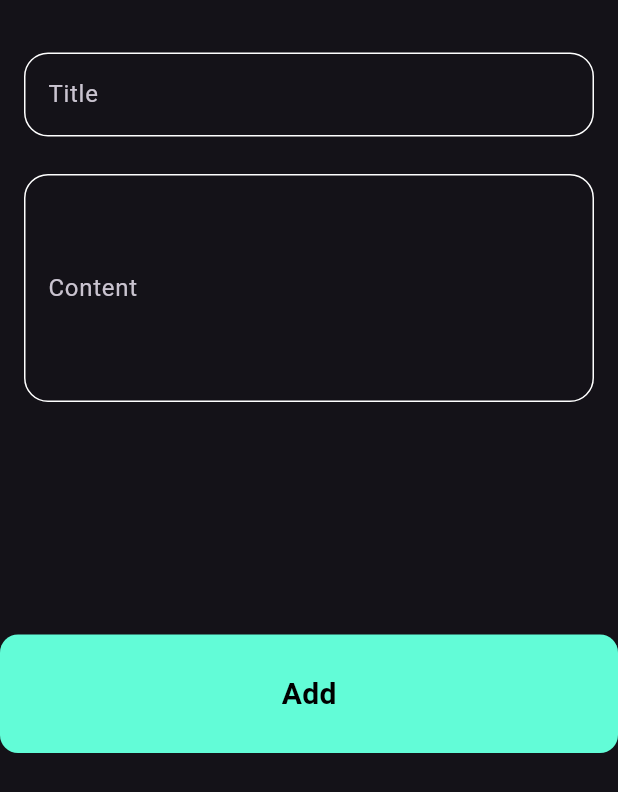
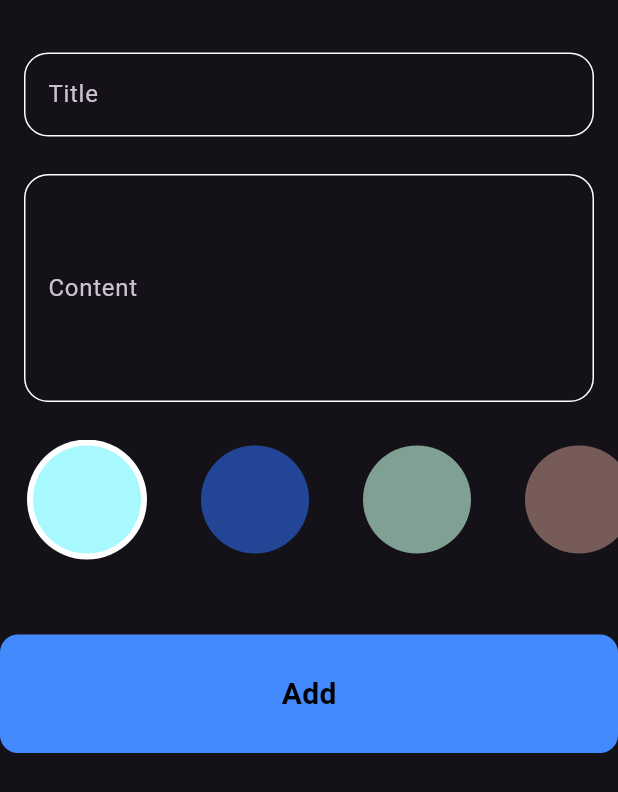
Before and after one commit to adnansakr593-beep/Notes-App, a Flutter app: the AddNotesheat widget shown alone on an empty page, opened directly, on a phone screen of 412 x 824 dp. Shown: the top 792 px of the screen. Run offline on Flutter 3.47's test engine with Material 3 defaults, Android fonts, the phone set to English and light mode, and no system bars; our stand-ins replace bloc, flutter_bloc, google_fonts, hive, hive_flutter, modal_progress_hud_nsn; accounts and stored records are empty.

Commit message:
add color list

```diff
--- a/lib/widgets/add_note.dart
+++ b/lib/widgets/add_note.dart
@@ -46,7 +46,11 @@ class _AddNotesheatState extends State<AddNotesheat> {
             },
           ),
 
-          const SizedBox(height: 155),
+          const SizedBox(height: 25),
+
+          CustomCirculer(),
+
+          const SizedBox(height: 50),
 
           BlocBuilder<AddNoteCubit, AddNoteState>(
             builder: (context, state) {
@@ -62,7 +66,7 @@ class _AddNotesheatState extends State<AddNotesheat> {
                         'yyyy-MM-dd HH:mm',
                       ).format(DateTime.now()),
                       // ignore: deprecated_member_use
-                      color: Colors.blueAccent.value,
+                      color: colors[curentIndex].value,
                     );
                     BlocProvider.of<AddNoteCubit>(
                       context,
@@ -82,3 +86,80 @@ class _AddNotesheatState extends State<AddNotesheat> {
     );
   }
 }
+
+class CustomCirculer extends StatefulWidget {
+  const CustomCirculer({super.key});
+
+  @override
+  State<CustomCirculer> createState() => _CustomCirculerState();
+}
+
+bool isActive0 = true;
+int curentIndex = 0;
+
+List<Color> colors = [
+  Color(0xffA8F9FF),
+  Color(0xff224695),
+  Color(0xff81A094),
+  Color(0xff775B59),
+  Color(0xff32161F),
+];
+
+class _CustomCirculerState extends State<CustomCirculer> {
+  @override
+  Widget build(BuildContext context) {
+    return SizedBox(
+      height: 80,
+      child: ListView.builder(
+        itemCount: colors.length,
+        scrollDirection: Axis.horizontal,
+        itemBuilder: (BuildContext context, int index) {
+          return GestureDetector(
+            onTap: () {
+
+
+              curentIndex = index;
+
+              setState(() {
+
+              });
+            },
+            child: CustomCircleavatar(
+              curentIndex: curentIndex,
+              allIndex: index,
+            ),
+          );
+        },
+      ),
+    );
+  }
+}
+
+// ignore: must_be_immutable
+class CustomCircleavatar extends StatelessWidget {
+  CustomCircleavatar({
+    super.key,
+    required this.curentIndex,
+    required this.allIndex,
+  });
+
+  int curentIndex;
+  int allIndex;
+
+  @override
+  Widget build(BuildContext context) {
+    bool isSelected = curentIndex == allIndex;
+
+    return Padding(
+      padding: EdgeInsets.symmetric(horizontal: 10),
+      child: CircleAvatar(
+        radius: isSelected ? 48 : 44,
+        backgroundColor: isSelected ? Colors.white : Colors.transparent,
+        child: CircleAvatar(
+          radius: 36,
+          backgroundColor: colors[allIndex],
+        ),
+      ),
+    );
+  }
+}
--- a/lib/widgets/custom_buuton.dart
+++ b/lib/widgets/custom_buuton.dart
@@ -17,7 +17,7 @@ class CustomBuuton extends StatelessWidget {
         decoration: BoxDecoration
         (
           borderRadius: BorderRadius.circular(12),
-          color: primarycolor
+          color: Colors.blueAccent
         ),
         child: Center
         (
```
